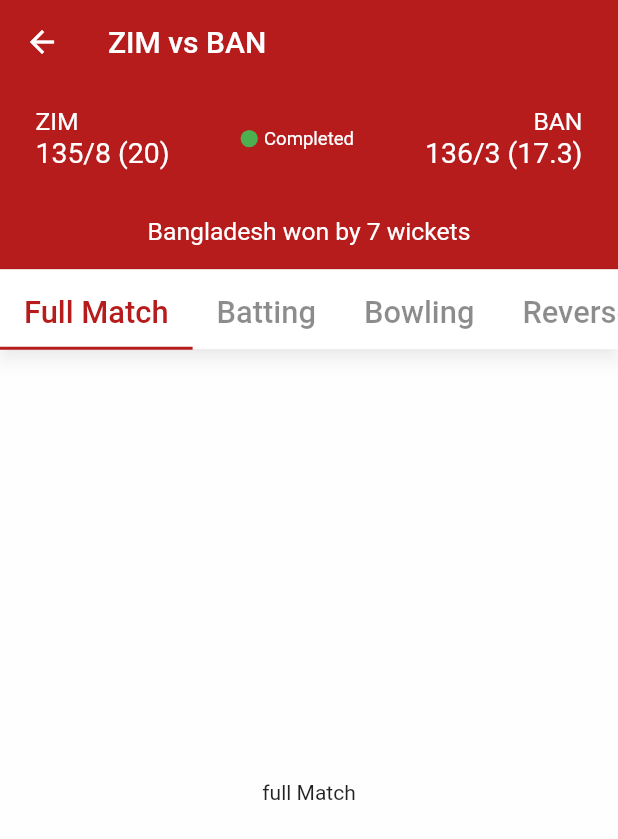
After one commit to kapilkumar2001/fantasy-app, a Flutter app: the screen it shows after launch, after a tap on "Dresden T10 Cricket Series", on a phone screen of 412 x 824 dp. The commit adds this screen. Shown: the top 839 px of the screen. Run offline on Flutter 3.47's test engine with Material 2 defaults, Android fonts, the phone set to English and light mode, and no system bars.

Commit message:
Match Details Page added

```diff
--- /dev/null
+++ b/lib/views/screens/home/matchdetails_page.dart
@@ -0,0 +1,167 @@
+import 'package:create11/views/screens/home/home_page.dart';
+import 'package:create11/views/screens/home/mymatches_card.dart';
+import 'package:flutter/material.dart';
+
+class MatchDetailsPage extends StatefulWidget {
+  const MatchDetailsPage({Key? key}) : super(key: key);
+
+  @override
+  State<MatchDetailsPage> createState() => _MatchDetailsPageState();
+}
+
+class _MatchDetailsPageState extends State<MatchDetailsPage> with TickerProviderStateMixin {
+
+  @override
+  Widget build(BuildContext context) {
+    double? deviceHeight = MediaQuery.of(context).size.height / 100;
+    double? deviceWidth = MediaQuery.of(context).size.width / 100;
+
+    return DefaultTabController(
+      length: 4,
+      child: Scaffold(
+        appBar: AppBar(
+          title: const Text("ZIM vs BAN"),
+          backgroundColor: Colors.red[900],
+          elevation: 0,
+        ),
+        body: Column(
+          children: [
+            Container(
+              height: deviceHeight * 15,
+              color: Colors.red[900],
+              child: Column(
+                mainAxisAlignment: MainAxisAlignment.spaceAround,
+                children: [
+                  Row(
+                    mainAxisAlignment: MainAxisAlignment.spaceAround,
+                    children: [
+                      Column(
+                        crossAxisAlignment: CrossAxisAlignment.start,
+                        children: [
+                          Text(
+                            "ZIM",
+                            style: TextStyle(
+                                color: Colors.white, fontSize: deviceHeight * 2),
+                          ),
+                          Text("135/8 (20)",
+                              style: TextStyle(
+                                  color: Colors.white,
+                                  fontSize: deviceHeight * 2.3))
+                        ],
+                      ),
+                      Row(children: [
+                        CircleAvatar(
+                          radius: deviceHeight * 0.7,
+                          backgroundColor: Colors.green,
+                        ),
+                        SizedBox(
+                          width: deviceWidth * 1,
+                        ),
+                        Text(
+                          "Completed",
+                          style: TextStyle(
+                              color: Colors.white, fontSize: deviceHeight * 1.5),
+                        ),
+                      ]),
+                      Column(
+                        crossAxisAlignment: CrossAxisAlignment.end,
+                        children: [
+                          Text(
+                            "BAN",
+                            style: TextStyle(
+                                color: Colors.white, fontSize: deviceHeight * 2),
+                          ),
+                          Text("136/3 (17.3)",
+                              style: TextStyle(
+                                  color: Colors.white,
+                                  fontSize: deviceHeight * 2.3))
+                        ],
+                      )
+                    ],
+                  ),
+                  Text(
+                    "Bangladesh won by 7 wickets",
+                    style: TextStyle(
+                        color: Colors.white, fontSize: deviceHeight * 2),
+                  )
+                ],
+              ),
+            ),
+
+            SizedBox(
+                height: deviceHeight*6.5,
+                child: AppBar(
+                  backgroundColor: Colors.white,
+                  bottom: TabBar(
+                    labelColor: Colors.red[900],
+                    indicatorColor: Colors.red[900],
+                    indicatorSize: TabBarIndicatorSize.tab,
+                    unselectedLabelColor: Colors.black45,
+                    labelStyle: TextStyle(
+                      fontSize: deviceWidth*5
+                    ),
+                    isScrollable: true,
+                    tabs: const [
+                      Tab(
+                        text: "Full Match",
+                      ),
+                      Tab(
+                        text: "Batting",
+                      ),
+                      Tab(
+                        text: "Bowling",
+                      ),
+                      Tab(
+                        text: "Reverse",
+                      ),
+                    ],
+                  ),
+                ),
+              ),
+
+              // create widgets for each tab bar here
+              Expanded(
+                child: TabBarView(
+                  children: [
+                    // first tab bar view widget
+                    Container(
+                       color: Colors.white70,
+                      child: const Center(
+                        child: Text(
+                          'full Match',
+                        ),
+                      ),
+                    ),
+                    Container(
+                       color: Colors.white70,
+                      child: const Center(
+                        child: Text(
+                          'Batting',
+                        ),
+                      ),
+                    ),
+                    Container(
+                       color: Colors.white70,
+                      child: const Center(
+                        child: Text(
+                          'Bowling',
+                        ),
+                      ),
+                    ),
+                    Container(
+                       color: Colors.white70,
+                      child: const Center(
+                        child: Text(
+                          'Reverse',
+                        ),
+                      ),
+                    ),
+                  ],
+                ),
+              ),
+          ],
+        ),
+      ),
+    );
+  }
+}
--- a/lib/views/screens/home/mymatches_card.dart
+++ b/lib/views/screens/home/mymatches_card.dart
@@ -1,3 +1,4 @@
+import 'package:create11/views/screens/home/matchdetails_page.dart';
 import 'package:flutter/material.dart';
 
 class MyMatchesCard extends StatefulWidget {
@@ -12,7 +13,14 @@
   Widget build(BuildContext context) {
     double? deviceHeight = MediaQuery.of(context).size.height / 100;
     double? deviceWidth = MediaQuery.of(context).size.width / 100;
-    return Card(
+    return InkWell(
+      onTap: () {
+        Navigator.push(
+          context,
+          MaterialPageRoute(builder: (context) => const MatchDetailsPage()),
+        );
+      },
+      child: Card(
         shadowColor: Colors.white70,
         shape: RoundedRectangleBorder(
           borderRadius: BorderRadius.circular(deviceWidth * 5),
@@ -178,6 +186,7 @@
             ),
           ]),
         ),
+      ),
     );
   }
 }
--- a/lib/views/screens/home/upcomingmatches_card.dart
+++ b/lib/views/screens/home/upcomingmatches_card.dart
@@ -1,3 +1,4 @@
+import 'package:create11/views/screens/home/matchdetails_page.dart';
 import 'package:flutter/material.dart';
 
 class UpcomingMatchesCard extends StatefulWidget {
@@ -12,7 +13,14 @@
   Widget build(BuildContext context) {
     double? deviceHeight = MediaQuery.of(context).size.height / 100;
     double? deviceWidth = MediaQuery.of(context).size.width / 100;
-    return Card(
+    return InkWell(
+      onTap: () {
+        Navigator.push(
+          context,
+          MaterialPageRoute(builder: (context) => const MatchDetailsPage()),
+        );
+      },
+      child: Card(
         shadowColor: Colors.white70,
         shape: RoundedRectangleBorder(
           borderRadius: BorderRadius.circular(deviceWidth * 5),
@@ -186,6 +194,7 @@
             ),
           ]),
         ),
+      ),
     );
   }
 }
--- a/lib/views/screens/others/dashboard.dart
+++ b/lib/views/screens/others/dashboard.dart
@@ -1,6 +1,6 @@
 import 'package:create11/constants/strings.dart';
 import 'package:create11/views/screens/account/account.dart';
-import 'package:create11/views/screens/home/home.dart';
+import 'package:create11/views/screens/home/home_page.dart';
 import 'package:create11/views/screens/more/more_page.dart';
 import 'package:create11/views/screens/my_contest/mycontest.dart';
 import 'package:flutter/material.dart';
```
Also changed, not shown: lib/views/screens/home/home_page.dart (line endings or trailing spaces). Lines whose indentation alone changed are shown as unchanged.
